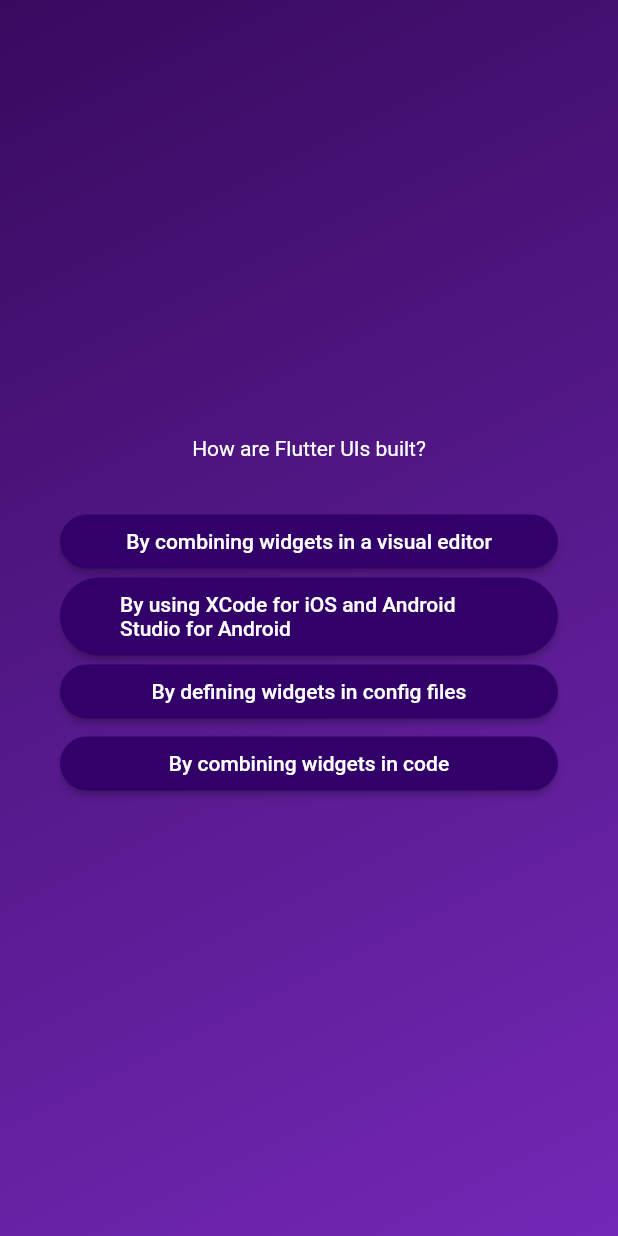
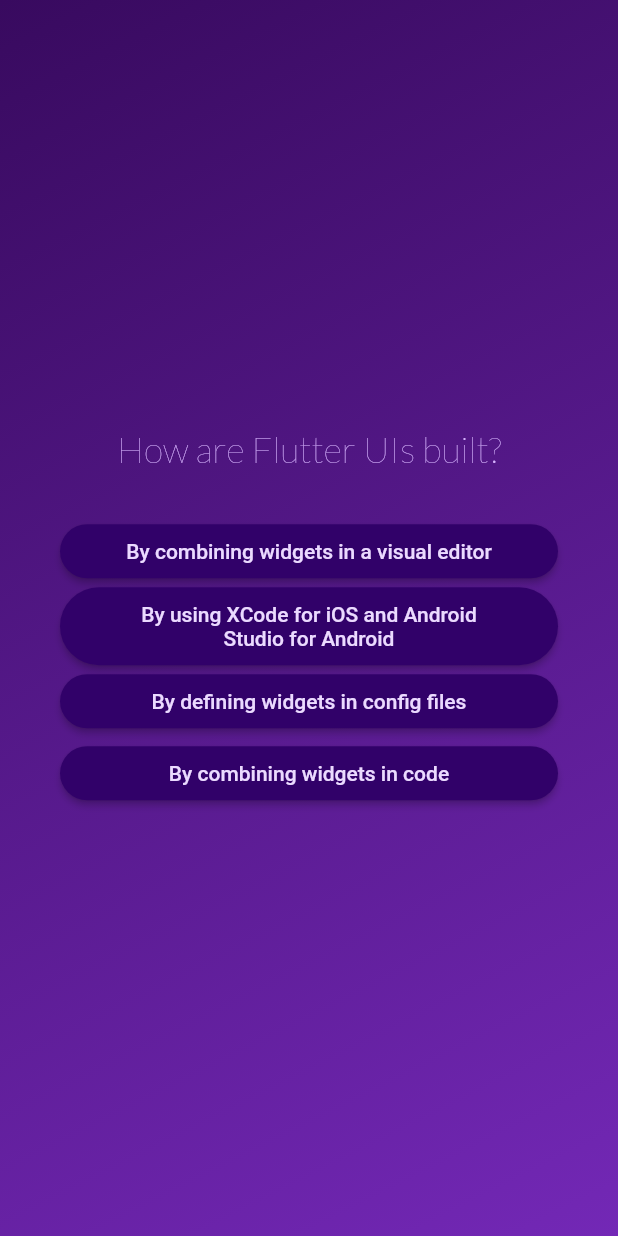
Before and after one commit to blahablast/quiz_app, a Flutter app: the screen it shows after launch, after a tap on "Start Quiz", after a tap on "Components", on a phone screen of 412 x 824 dp. Run offline on Flutter 3.47's test engine with Material 2 defaults, Android fonts, the phone set to English and light mode, and no system bars; our stand-ins replace google_fonts.

Commit message:
added google fonts to answer buttons, created new function that connects to widget class, created new list in quiz

```diff
--- a/lib/answer_button.dart
+++ b/lib/answer_button.dart
@@ -18,7 +18,13 @@ class AnswerButton extends StatelessWidget {
           borderRadius: BorderRadius.circular(40),
         ),
       ),
-      child: Text(answerText),
+      child: Text(
+        answerText,
+        style: const TextStyle(
+          color: Color(0xFFEBDAFF),
+        ),
+        textAlign: TextAlign.center,
+      ),
     );
   }
 }
--- a/lib/questions_screen.dart
+++ b/lib/questions_screen.dart
@@ -1,9 +1,13 @@
 import 'package:flutter/material.dart';
+import 'package:google_fonts/google_fonts.dart';
+
 import 'package:adv_basics/data/questions.dart';
 import 'package:adv_basics/answer_button.dart';
 
 class QuestionsScreen extends StatefulWidget {
-  const QuestionsScreen({super.key});
+  const QuestionsScreen({super.key, required this.onSelectAnswer});
+
+  final void Function(String answer) onSelectAnswer;
 
   @override
   State<QuestionsScreen> createState() {
@@ -14,7 +18,8 @@ class QuestionsScreen extends StatefulWidget {
 class _QuestionsScreenState extends State<QuestionsScreen> {
   var currentQuestionIndex = 0;
 
-  void answerQuestion() {
+  void answerQuestion(String selectedAnswer) {
+    widget.onSelectAnswer(selectedAnswer);
     setState(() {
       currentQuestionIndex++;
     });
@@ -34,7 +39,11 @@ class _QuestionsScreenState extends State<QuestionsScreen> {
           children: [
             Text(
               currentQuestion.text,
-              style: const TextStyle(color: Colors.white),
+              style: GoogleFonts.lato(
+                color: const Color(0xFFD8B6FF),
+                fontSize: 24,
+                fontWeight: FontWeight.w200,
+              ),
               textAlign: TextAlign.center,
             ),
             const SizedBox(
@@ -42,7 +51,12 @@ class _QuestionsScreenState extends State<QuestionsScreen> {
             ),
             ...currentQuestion.getShuffledAnswers().map(
               (answer) {
-                return AnswerButton(answerText: answer, onTap: answerQuestion);
+                return AnswerButton(
+                  answerText: answer,
+                  onTap: () {
+                    answerQuestion(answer);
+                  },
+                );
               },
             ),
           ],
--- a/lib/quiz.dart
+++ b/lib/quiz.dart
@@ -12,6 +12,7 @@ class Quiz extends StatefulWidget {
 }
 
 class _QuizState extends State<Quiz> {
+  List<String> selectedAnswers = [];
   var activeScreen = 'start-quiz';
   // Widget? activeScreen;
 
@@ -33,6 +34,10 @@ class _QuizState extends State<Quiz> {
     });
   }
 
+  void chooseAnswer(String answer) {
+    selectedAnswers.add(answer);
+  }
+
   @override
   Widget build(context) {
     return MaterialApp(
@@ -48,7 +53,9 @@ class _QuizState extends State<Quiz> {
           child: Center(
             child: activeScreen == 'start-quiz'
                 ? StartQuiz(switchScreen)
-                : const QuestionsScreen(),
+                : QuestionsScreen(
+                    onSelectAnswer: chooseAnswer,
+                  ),
             // child: activeScreen,
           ),
         ),
--- a/pubspec.yaml
+++ b/pubspec.yaml
@@ -34,6 +34,7 @@ dependencies:
   # The following adds the Cupertino Icons font to your application.
   # Use with the CupertinoIcons class for iOS style icons.
   cupertino_icons: ^1.0.2
+  google_fonts: ^4.0.3
 
 dev_dependencies:
   flutter_test:
```
Also changed, not shown: pubspec.lock, 1 other file.
